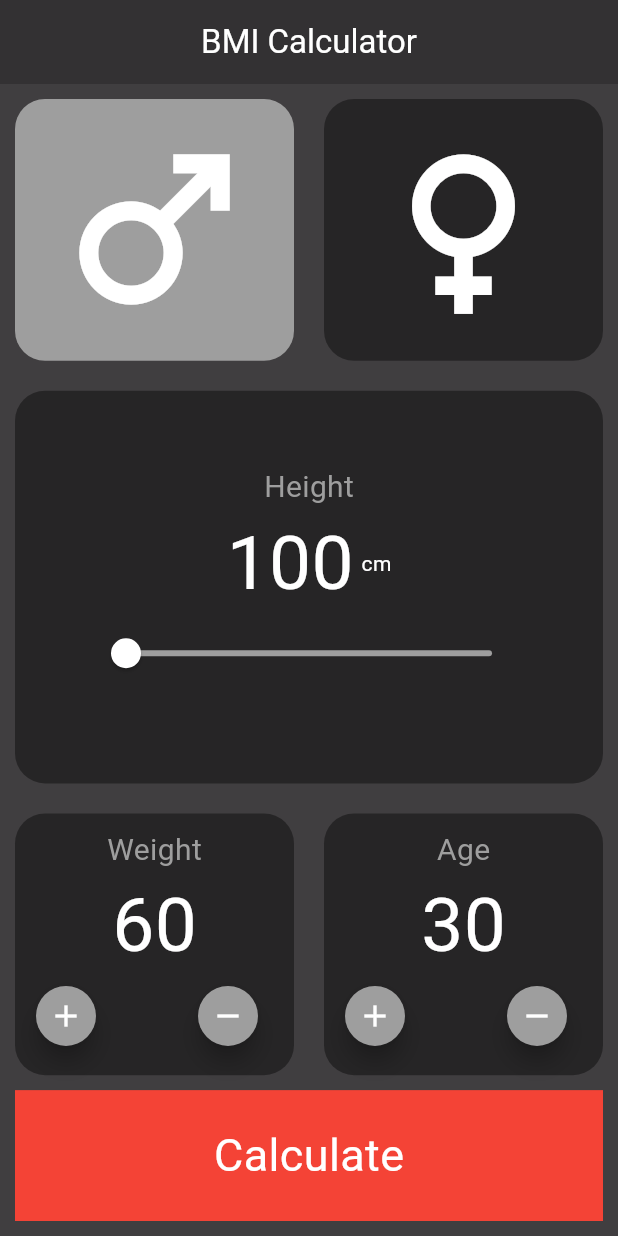
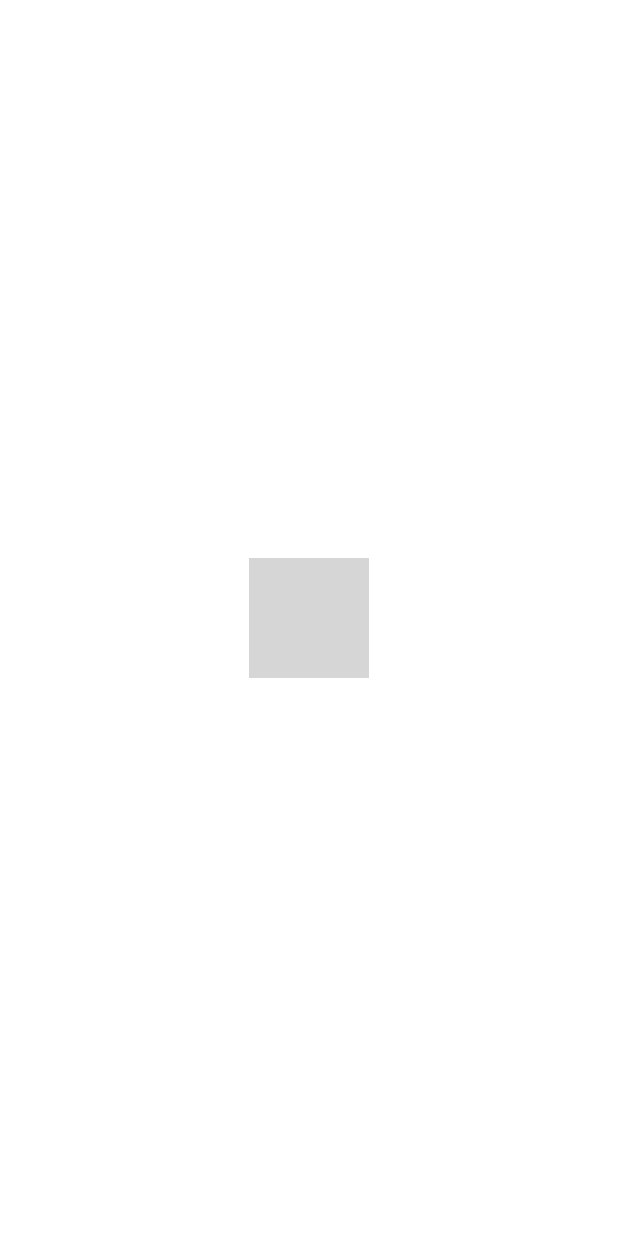
Before and after one commit to Ahmed-3lam/eyouth-first_project, a Flutter app: the screen it shows after launch, on a phone screen of 412 x 824 dp. Run offline on Flutter 3.47's test engine with Material 3 defaults, Android fonts, the phone set to English and light mode, and no system bars; our stand-ins replace get; grey boxes are pictures that could not be loaded.

Commit message:
Day14: Splash Screen (1)

```diff
--- a/lib/main.dart
+++ b/lib/main.dart
@@ -1,23 +1,18 @@
+import 'package:first_project/splash_screen1.dart';
 import 'package:flutter/material.dart';
-
-import 'my_home.dart';
+import 'package:get/get.dart';
 
 void main() {
   runApp(MyApp());
 }
 
-class MyApp extends StatefulWidget {
+class MyApp extends StatelessWidget {
   const MyApp({super.key});
 
   @override
-  State<MyApp> createState() => _MyAppState();
-}
-
-class _MyAppState extends State<MyApp> {
-  @override
   Widget build(BuildContext context) {
-    return MaterialApp(
-      home: MyHome(),
+    return GetMaterialApp(
+      home: SplashScreen1(),
     );
   }
 }
--- a/lib/my_home.dart
+++ /dev/null
@@ -1,317 +0,0 @@
-import 'package:flutter/material.dart';
-
-enum SEX { MALE, FEMALE }
-
-class MyHome extends StatefulWidget {
-  const MyHome({super.key});
-
-  @override
-  State<MyHome> createState() => _MyHomeState();
-}
-
-double _height = 100;
-int _weight = 60;
-int _age = 30;
-SEX _sex = SEX.MALE;
-
-class _MyHomeState extends State<MyHome> {
-  @override
-  Widget build(BuildContext context) {
-    return Scaffold(
-      appBar: AppBar(
-        backgroundColor: Colors.black.withOpacity(.8),
-        title: Text(
-          "BMI Calculator",
-          style: TextStyle(color: Colors.white),
-        ),
-        centerTitle: true,
-      ),
-      body: Container(
-        color: Colors.black.withOpacity(.75),
-        child: Padding(
-          padding: const EdgeInsets.all(10.0),
-          child: Column(
-            children: [
-              Expanded(
-                flex: 2,
-                child: Row(
-                  children: [
-                    Expanded(
-                      child: InkWell(
-                        onTap: () {
-                          _sex = SEX.MALE;
-                          setState(() {});
-                        },
-                        child: Container(
-                          height: 200,
-                          decoration: BoxDecoration(
-                              color: _sex == SEX.MALE
-                                  ? Colors.grey
-                                  : Colors.black.withOpacity(.4),
-                              borderRadius: BorderRadius.circular(20)),
-                          child: Icon(
-                            Icons.male,
-                            size: 150,
-                            color: Colors.white,
-                          ),
-                        ),
-                      ),
-                    ),
-                    SizedBox(
-                      width: 20,
-                    ),
-                    Expanded(
-                      child: InkWell(
-                        onTap: () {
-                          _sex = SEX.FEMALE;
-                          setState(() {});
-                        },
-                        child: Container(
-                          height: 200,
-                          decoration: BoxDecoration(
-                              color: _sex == SEX.FEMALE
-                                  ? Colors.grey
-                                  : Colors.black.withOpacity(.4),
-                              borderRadius: BorderRadius.circular(20)),
-                          child: Icon(
-                            Icons.female,
-                            size: 150,
-                            color: Colors.white,
-                          ),
-                        ),
-                      ),
-                    ),
-                  ],
-                ),
-              ),
-              SizedBox(
-                height: 20,
-              ),
-              Expanded(
-                flex: 3,
-                child: Container(
-                  width: double.infinity,
-                  padding: EdgeInsets.all(50),
-                  decoration: BoxDecoration(
-                    color: Colors.black.withOpacity(.4),
-                    borderRadius: BorderRadius.circular(20),
-                  ),
-                  child: Column(
-                    children: [
-                      Text(
-                        "Height",
-                        style: buildTextStyle(),
-                      ),
-                      Row(
-                        mainAxisAlignment: MainAxisAlignment.center,
-                        children: [
-                          Text(
-                            _height.toInt().toString(),
-                            style: _numberTextStyle(),
-                          ),
-                          SizedBox(
-                            width: 5,
-                          ),
-                          Text(
-                            "cm",
-                            style: TextStyle(
-                              color: Colors.white,
-                            ),
-                          ),
-                        ],
-                      ),
-                      Slider(
-                        value: _height,
-                        min: 100,
-                        max: 220.0,
-                        activeColor: Colors.white,
-                        inactiveColor: Colors.grey,
-                        onChanged: (double newValue) {
-                          _height = newValue;
-                          setState(() {});
-                        },
-                      ),
-                    ],
-                  ),
-                ),
-              ),
-              SizedBox(
-                height: 20,
-              ),
-              Expanded(
-                flex: 2,
-                child: Row(
-                  children: [
-                    Expanded(
-                      child: Container(
-                          height: 200,
-                          padding: EdgeInsets.all(10),
-                          decoration: BoxDecoration(
-                              color: Colors.black.withOpacity(.4),
-                              borderRadius: BorderRadius.circular(20)),
-                          child: Column(
-                            children: [
-                              Text(
-                                "Weight",
-                                style: buildTextStyle(),
-                              ),
-                              Text(
-                                _weight.toString(),
-                                style: _numberTextStyle(),
-                              ),
-                              Row(
-                                children: [
-                                  FloatingActionButton(
-                                      child: Icon(
-                                        Icons.add,
-                                        color: Colors.white,
-                                      ),
-                                      shape: const CircleBorder(),
-                                      mini: true,
-                                      backgroundColor: Colors.grey,
-                                      onPressed: () {
-                                        _weight++;
-                                        setState(() {});
-                                      }),
-                                  SizedBox(
-                                    width: 60,
-                                  ),
-                                  FloatingActionButton(
-                                      child: Icon(
-                                        Icons.remove,
-                                        color: Colors.white,
-                                      ),
-                                      shape: const CircleBorder(),
-                                      mini: true,
-                                      backgroundColor: Colors.grey,
-                                      onPressed: () {
-                                        _weight--;
-                                        setState(() {});
-                                      }),
-                                ],
-                              )
-                            ],
-                          )),
-                    ),
-                    SizedBox(
-                      width: 20,
-                    ),
-                    Expanded(
-                      child: Container(
-                          height: 200,
-                          padding: EdgeInsets.all(10),
-                          decoration: BoxDecoration(
-                              color: Colors.black.withOpacity(.4),
-                              borderRadius: BorderRadius.circular(20)),
-                          child: Column(
-                            children: [
-                              Text(
-                                "Age",
-                                style: buildTextStyle(),
-                              ),
-                              Text(
-                                _age.toString(),
-                                style: _numberTextStyle(),
-                              ),
-                              Row(
-                                children: [
-                                  FloatingActionButton(
-                                      child: Icon(
-                                        Icons.add,
-                                        color: Colors.white,
-                                      ),
-                                      shape: const CircleBorder(),
-                                      mini: true,
-                                      backgroundColor: Colors.grey,
-                                      onPressed: () {
-                                        _age++;
-                                        setState(() {});
-                                      }),
-                                  SizedBox(
-                                    width: 60,
-                                  ),
-                                  FloatingActionButton(
-                                      child: Icon(
-                                        Icons.remove,
-                                        color: Colors.white,
-                                      ),
-                                      shape: const CircleBorder(),
-                                      mini: true,
-                                      backgroundColor: Colors.grey,
-                                      onPressed: () {
-                                        _age--;
-                                        setState(() {});
-                                      }),
-                                ],
-                              )
-                            ],
-                          )),
-                    ),
-                  ],
-                ),
-              ),
-              SizedBox(
-                height: 10,
-              ),
-              Expanded(
-                flex: 1,
-                child: InkWell(
-                  onTap: () {
-                    late double bmi;
-                    late String msg;
-                    bmi = _weight / (_height * _height * .0001);
-                    if (bmi > 30) {
-                      msg = "Obese";
-                    } else if (25 < bmi && bmi < 29) {
-                      msg = "Overweight";
-                    } else if (18.5 < bmi && bmi < 24.9) {
-                      msg = "Normal";
-                    } else {
-                      msg = "Underweight";
-                    }
-                    showDialog(
-                        context: context,
-                        builder: (context) {
-                          return AlertDialog(
-                            title: Text("Your BMI is ${bmi.toInt()}"),
-                            content: Text(msg),
-                            actions: [
-                              ElevatedButton(
-                                child: Text("Close"),
-                                onPressed: () {
-                                  Navigator.of(context).pop();
-                                },
-                              )
-                            ],
-                          );
-                        });
-                  },
-                  child: Container(
-                    height: 80,
-                    color: Colors.red,
-                    width: double.infinity,
-                    child: Center(
-                      child: Text(
-                        "Calculate",
-                        style: TextStyle(color: Colors.white, fontSize: 30),
-                      ),
-                    ),
-                  ),
-                ),
-              )
-            ],
-          ),
-        ),
-      ),
-    );
-  }
-}
-
-TextStyle _numberTextStyle() => TextStyle(color: Colors.white, fontSize: 50);
-
-TextStyle buildTextStyle() {
-  return TextStyle(
-    color: Colors.grey,
-    fontSize: 20,
-  );
-}
--- /dev/null
+++ b/lib/splash_screen2.dart
@@ -0,0 +1,18 @@
+import 'package:flutter/material.dart';
+
+class SplashScreen2 extends StatelessWidget {
+  const SplashScreen2({super.key});
+
+  @override
+  Widget build(BuildContext context) {
+    return Scaffold(
+      backgroundColor: Colors.white,
+      body: Center(
+        child: Image.asset(
+          "assets/images/logo_2.png",
+          height: 80,
+        ),
+      ),
+    );
+  }
+}
```
Also changed, not shown: lib/constants.dart (deleted, +0 -59 lines), lib/splash_screen1.dart (added, +40 -0 lines), pubspec.yaml (+8 -2 lines), lib/cons.dart (deleted), pubspec.lock.
